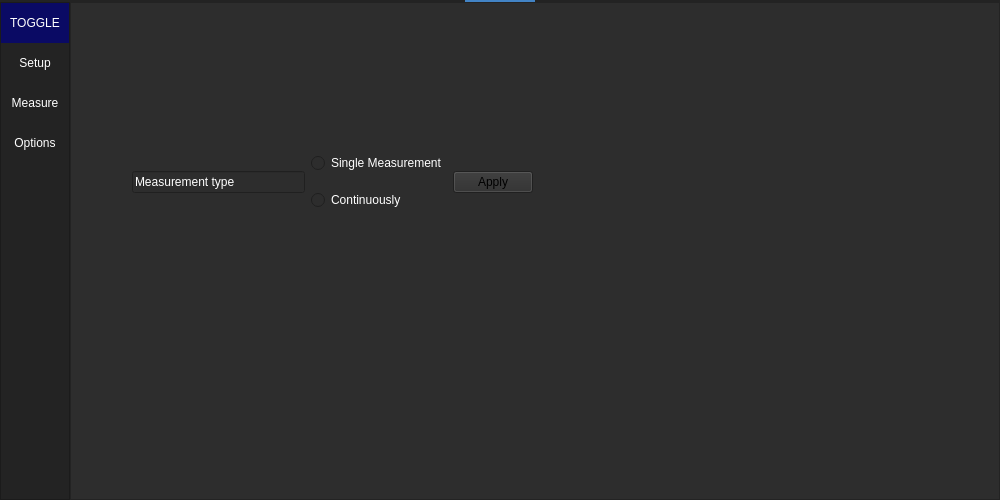
Qt form ui_main.ui (McNut55555/field_kit) before a commit.
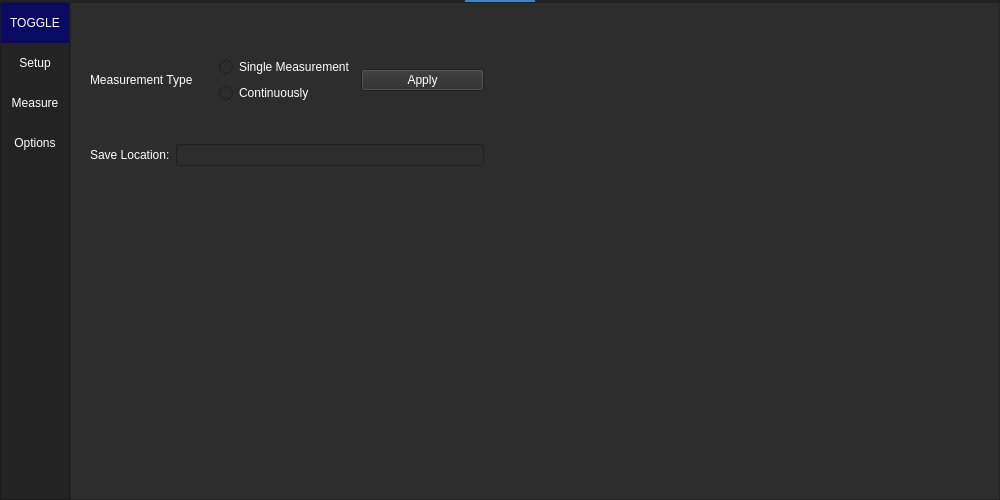
The same form after that commit. Custom widgets are drawn as their Qt base class.

What changed in the file:
```diff
--- a/ui_main.ui
+++ b/ui_main.ui
@@ -744,24 +744,26 @@
              </layout>
             </widget>
             <widget class="QWidget" name="page_3">
-             <widget class="QWidget" name="layoutWidget">
+             <widget class="QWidget" name="">
               <property name="geometry">
                <rect>
-                <x>52</x>
-                <y>130</y>
-                <width>401</width>
-                <height>81</height>
+                <x>10</x>
+                <y>10</y>
+                <width>394</width>
+                <height>181</height>
                </rect>
               </property>
+              <layout class="QVBoxLayout" name="verticalLayout_15">
+               <item>
               <layout class="QHBoxLayout" name="horizontalLayout_6">
                <item>
-                <widget class="QLineEdit" name="lineEdit">
+                  <widget class="QLabel" name="label">
                  <property name="styleSheet">
                   <string notr="true">color: #FFF;
 </string>
                  </property>
                  <property name="text">
-                  <string>Measurement type</string>
+                    <string>Measurement Type</string>
                  </property>
                 </widget>
                </item>
@@ -793,10 +795,34 @@
                </item>
                <item>
                 <widget class="QPushButton" name="pushButton_2">
+                   <property name="styleSheet">
+                    <string notr="true">color: #FFF;
+</string>
+                   </property>
                  <property name="text">
                   <string>Apply</string>
                  </property>
                 </widget>
+                 </item>
+                </layout>
+               </item>
+               <item>
+                <layout class="QHBoxLayout" name="horizontalLayout_7">
+                 <item>
+                  <widget class="QLabel" name="label_2">
+                   <property name="styleSheet">
+                    <string notr="true">color: #FFF;
+</string>
+                   </property>
+                   <property name="text">
+                    <string>Save Location:</string>
+                   </property>
+                  </widget>
+                 </item>
+                 <item>
+                  <widget class="QLineEdit" name="lineEdit"/>
+                 </item>
+                </layout>
                </item>
               </layout>
              </widget>
```
Lines whose indentation alone changed are shown as unchanged.
